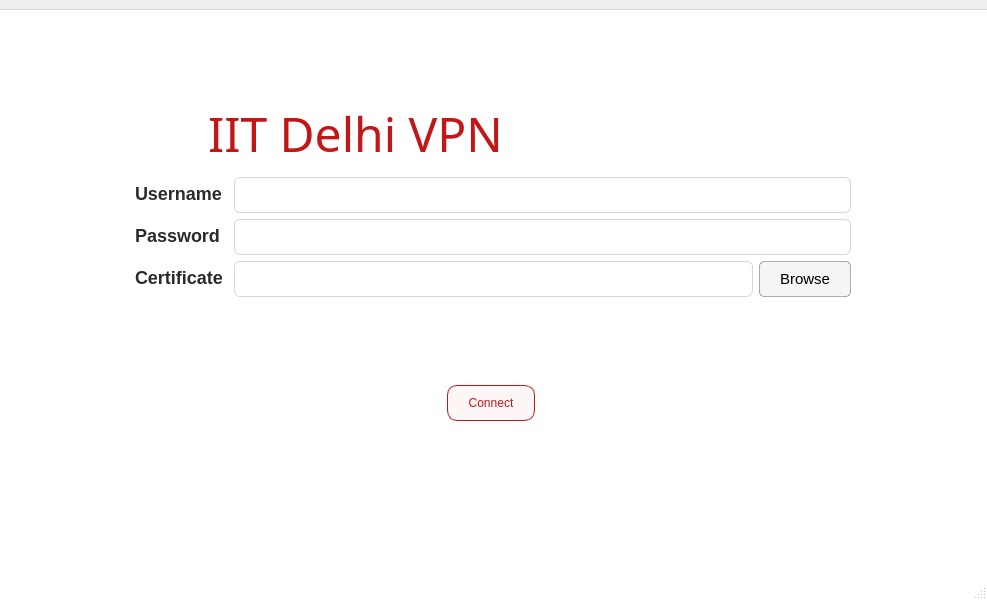
Above: forms/mainwindow.ui from AaryaTalgaonkar/openvpn3-gui before the change. Below: the same form after it.
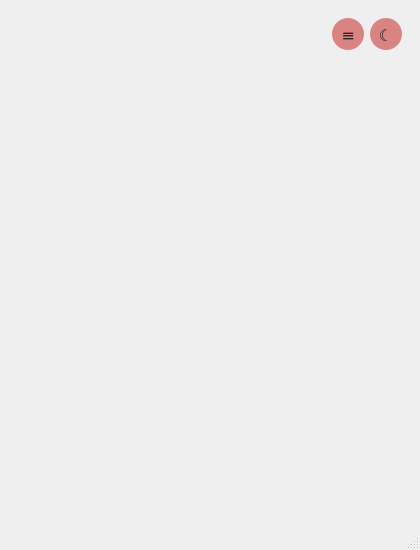
That is the form after the change. Icons and pictures are not drawn.

What changed in the file:
```diff
--- a/forms/mainwindow.ui
+++ b/forms/mainwindow.ui
@@ -6,14 +6,20 @@
    <rect>
     <x>0</x>
     <y>0</y>
-    <width>987</width>
-    <height>600</height>
+    <width>420</width>
+    <height>550</height>
    </rect>
   </property>
   <property name="minimumSize">
    <size>
-    <width>0</width>
-    <height>0</height>
+    <width>420</width>
+    <height>550</height>
+   </size>
+  </property>
+  <property name="maximumSize">
+   <size>
+    <width>420</width>
+    <height>550</height>
    </size>
   </property>
   <property name="font">
@@ -25,329 +31,132 @@
   <property name="windowTitle">
    <string>IIT Delhi VPN</string>
   </property>
-  <property name="styleSheet">
-   <string notr="true">QMainWindow {
-    background-color: #ffffff;
-    font-family: &quot;Titillium Web&quot;;
-    font-size: 7pt;
-}
-QLabel {
-    font-family: &quot;Titillium Web&quot;;
-    font-size: 18px;
-    font-weight: 500;
-    color: #2b2b2b;
-    padding-bottom: 4px;
-}
-QLineEdit {
-    font-family: &quot;Titillium Web&quot;;
-    font-size: 14px;
-    font-weight: 400;
-
-    color: #1a1a1a;
-    background-color: #ffffff;
-
-    border: 1px solid #d6d6d6;
-    border-radius: 6px;
-
-    padding: 8px 10px;
-
-    selection-background-color: #c21717;
-    selection-color: #ffffff;
-}
-
-QLineEdit:hover {
-    border: 1px solid #c21717;
-}
-
-/* Focus state */
-QLineEdit:focus {
-    border: 1.5px solid #c21717;
-    background-color: #ffffff;
-}
-
-/* Disabled state */
-QLineEdit:disabled {
-    background-color: #f4f4f4;
-    color: #9a9a9a;
-    border: 1px solid #e0e0e0;
-}
-QLineEdit[error=&quot;true&quot;] {
-    border: 1.5px solid #c21717;
-    background-color: #fdeaea;
-}</string>
-  </property>
   <widget class="QWidget" name="centralwidget">
-   <property name="styleSheet">
-    <string notr="true">background-color: rgb(255, 255, 255);</string>
-   </property>
-   <widget class="QWidget" name="layoutWidget">
-    <property name="geometry">
-     <rect>
-      <x>130</x>
-      <y>90</y>
-      <width>721</width>
-      <height>321</height>
-     </rect>
+   <layout class="QVBoxLayout" name="centralLayout">
+    <property name="leftMargin">
+     <number>18</number>
     </property>
-    <layout class="QVBoxLayout" name="verticalLayout">
-     <item>
-      <layout class="QHBoxLayout" name="horizontalLayout_2">
-       <item>
-        <widget class="QLabel" name="label_5">
-         <property name="sizePolicy">
-          <sizepolicy hsizetype="Fixed" vsizetype="Fixed">
-           <horstretch>0</horstretch>
-           <verstretch>0</verstretch>
-          </sizepolicy>
-         </property>
-         <property name="minimumSize">
-          <size>
-           <width>60</width>
-           <height>60</height>
-          </size>
-         </property>
-         <property name="maximumSize">
-          <size>
-           <width>60</width>
-           <height>60</height>
-          </size>
-         </property>
-         <property name="styleSheet">
-          <string notr="true"/>
-         </property>
-         <property name="text">
-          <string/>
-         </property>
-         <property name="pixmap">
-          <pixmap resource="resources.qrc">:/img/logo.png</pixmap>
-         </property>
-         <property name="scaledContents">
-          <bool>true</bool>
-         </property>
-         <property name="alignment">
-          <set>Qt::AlignmentFlag::AlignCenter</set>
-         </property>
-        </widget>
-       </item>
-       <item>
-        <widget class="QLabel" name="label">
-         <property name="font">
-          <font>
-           <family>Titillium Web</family>
-           <pointsize>36</pointsize>
-           <italic>false</italic>
-           <bold>false</bold>
-          </font>
-         </property>
-         <property name="styleSheet">
-          <string notr="true">color: rgb(194, 23, 23);
-font: 36pt ;</string>
-         </property>
-         <property name="text">
-          <string>IIT Delhi VPN</string>
-         </property>
-        </widget>
-       </item>
-      </layout>
-     </item>
-     <item>
-      <layout class="QVBoxLayout" name="verticalLayout_3">
-       <item>
-        <layout class="QVBoxLayout" name="verticalLayout_2">
-         <item>
-          <layout class="QFormLayout" name="formLayout">
-           <item row="0" column="0">
-            <widget class="QLabel" name="label_2">
-             <property name="styleSheet">
-              <string notr="true"/>
-             </property>
-             <property name="text">
-              <string>Username</string>
-             </property>
-             <property name="buddy">
-              <cstring>usernameEdit</cstring>
-             </property>
-            </widget>
-           </item>
-           <item row="0" column="1">
-            <widget class="QLineEdit" name="usernameEdit">
-             <property name="styleSheet">
-              <string notr="true"/>
-             </property>
-            </widget>
-           </item>
-           <item row="1" column="0">
-            <widget class="QLabel" name="label_3">
-             <property name="cursor">
-              <cursorShape>ArrowCursor</cursorShape>
-             </property>
-             <property name="styleSheet">
-              <string notr="true"/>
-             </property>
-             <property name="text">
-              <string>Password</string>
-             </property>
-             <property name="buddy">
-              <cstring>passwordEdit</cstring>
-             </property>
-            </widget>
-           </item>
-           <item row="1" column="1">
-            <widget class="QLineEdit" name="passwordEdit">
-             <property name="styleSheet">
-              <string notr="true"/>
-             </property>
-             <property name="echoMode">
-              <enum>QLineEdit::EchoMode::Password</enum>
-             </property>
-            </widget>
-           </item>
-           <item row="2" column="0">
-            <widget class="QLabel" name="label_4">
-             <property name="text">
-              <string>Certificate</string>
-             </property>
-            </widget>
-           </item>
-           <item row="2" column="1">
-            <layout class="QHBoxLayout" name="horizontalLayout">
-             <item>
-              <widget class="QLineEdit" name="ovpnPathEdit">
-               <property name="styleSheet">
-                <string notr="true"/>
-               </property>
-               <property name="readOnly">
-                <bool>true</bool>
-               </property>
-              </widget>
-             </item>
-             <item>
-              <widget class="QPushButton" name="browseOvpn">
-               <property name="cursor">
-                <cursorShape>PointingHandCursor</cursorShape>
-               </property>
-               <property name="styleSheet">
-                <string notr="true">QPushButton{
-color: rgb(0, 0, 0);
-background-color: rgba(0, 0, 0, 10);
-padding: 8px 20px;
-border: 1px solid  rgba(0, 0, 0, 80);
-border-radius: 5px;
-font: 11pt;
-}
-QPushButton:hover{
-background-color: rgba(0, 0, 0, 20);
-}</string>
-               </property>
-               <property name="text">
-                <string>Browse</string>
-               </property>
-              </widget>
-             </item>
-            </layout>
-           </item>
-          </layout>
-         </item>
-        </layout>
-       </item>
-       <item>
-        <spacer name="verticalSpacer">
-         <property name="orientation">
-          <enum>Qt::Orientation::Vertical</enum>
-         </property>
-         <property name="sizeHint" stdset="0">
-          <size>
-           <width>20</width>
-           <height>20</height>
-          </size>
-         </property>
-        </spacer>
-       </item>
-       <item>
-        <layout class="QHBoxLayout" name="horizontalLayout_4">
-         <item>
-          <spacer name="horizontalSpacer">
-           <property name="orientation">
-            <enum>Qt::Orientation::Horizontal</enum>
-           </property>
-           <property name="sizeHint" stdset="0">
-            <size>
-             <width>40</width>
-             <height>20</height>
-            </size>
-           </property>
-          </spacer>
-         </item>
-         <item>
-          <widget class="QPushButton" name="connectButton">
-           <property name="cursor">
-            <cursorShape>PointingHandCursor</cursorShape>
-           </property>
-           <property name="styleSheet">
-            <string notr="true">QPushButton {
-    font: 12pt &quot;Titillium Web&quot;;
-    background-color: rgba(194, 23, 23, 10);
-    color: rgb(194, 23, 23);
-    border: 1px solid #c21717;
-    border-radius: 10px;
-    padding: 10px 20px;
-}
-
-QPushButton:hover {
-	color: rgb(255,255,255);
-    background-color: rgba(194, 23, 23, 200);
-}
-</string>
-           </property>
-           <property name="text">
-            <string>Connect</string>
-           </property>
-           <property name="checkable">
-            <bool>true</bool>
-           </property>
-           <property name="checked">
-            <bool>true</bool>
-           </property>
-          </widget>
-         </item>
-         <item>
-          <spacer name="horizontalSpacer_2">
-           <property name="orientation">
-            <enum>Qt::Orientation::Horizontal</enum>
-           </property>
-           <property name="sizeHint" stdset="0">
-            <size>
-             <width>40</width>
-             <height>20</height>
-            </size>
-           </property>
-          </spacer>
-         </item>
-        </layout>
-       </item>
-      </layout>
-     </item>
-    </layout>
-   </widget>
-  </widget>
-  <widget class="QMenuBar" name="menubar">
-   <property name="geometry">
-    <rect>
-     <x>0</x>
-     <y>0</y>
-     <width>987</width>
-     <height>22</height>
-    </rect>
-   </property>
-   <property name="minimumSize">
-    <size>
-     <width>0</width>
-     <height>10</height>
-    </size>
-   </property>
-   <property name="defaultUp">
-    <bool>false</bool>
-   </property>
+    <property name="topMargin">
+     <number>18</number>
+    </property>
+    <property name="rightMargin">
+     <number>18</number>
+    </property>
+    <property name="bottomMargin">
+     <number>18</number>
+    </property>
+    <item>
+     <layout class="QHBoxLayout" name="topBarLayout">
+      <item>
+       <spacer name="topBarLeftSpacer">
+        <property name="orientation">
+         <enum>Qt::Orientation::Horizontal</enum>
+        </property>
+        <property name="sizeHint" stdset="0">
+         <size>
+          <width>20</width>
+          <height>20</height>
+         </size>
+        </property>
+       </spacer>
+      </item>
+      <item>
+       <spacer name="topBarMiddleSpacer">
+        <property name="orientation">
+         <enum>Qt::Orientation::Horizontal</enum>
+        </property>
+        <property name="sizeHint" stdset="0">
+         <size>
+          <width>0</width>
+          <height>0</height>
+         </size>
+        </property>
+       </spacer>
+      </item>
+      <item>
+       <widget class="QPushButton" name="logsButton">
+        <property name="minimumSize">
+         <size>
+          <width>32</width>
+          <height>32</height>
+         </size>
+        </property>
+        <property name="maximumSize">
+         <size>
+          <width>32</width>
+          <height>32</height>
+         </size>
+        </property>
+        <property name="cursor">
+         <cursorShape>PointingHandCursor</cursorShape>
+        </property>
+        <property name="toolTip">
+         <string>View connection logs</string>
+        </property>
+        <property name="styleSheet">
+         <string notr="true">QPushButton#logsButton {
+        border-radius: 16px;
+        background-color: rgba(194,23,23,0.5);
+        border: none;
+        color: #1f1f1f;
+        font-size: 16px;
+    }
+    QPushButton#logsButton:hover {
+        background-color: rgba(194,23,23,0.8);
+    }</string>
+        </property>
+        <property name="text">
+         <string>≡</string>
+        </property>
+       </widget>
+      </item>
+      <item>
+       <widget class="QPushButton" name="themeToggleButton">
+        <property name="minimumSize">
+         <size>
+          <width>32</width>
+          <height>32</height>
+         </size>
+        </property>
+        <property name="maximumSize">
+         <size>
+          <width>32</width>
+          <height>32</height>
+         </size>
+        </property>
+        <property name="cursor">
+         <cursorShape>PointingHandCursor</cursorShape>
+        </property>
+        <property name="toolTip">
+         <string>Toggle dark/light theme</string>
+        </property>
+        <property name="styleSheet">
+         <string notr="true">QPushButton#themeToggleButton {
+        border-radius: 16px;
+        background-color: rgba(194,23,23,0.5);
+        border: none;
+        color: #1f1f1f;
+        font-size: 16px;
+    }
+    QPushButton#themeToggleButton:hover {
+        background-color: rgba(194,23,23,0.8);
+    }</string>
+        </property>
+        <property name="text">
+         <string>☾</string>
+        </property>
+       </widget>
+      </item>
+     </layout>
+    </item>
+    <item>
+     <widget class="QStackedWidget" name="screenStack">
+    <widget class="QWidget" name="downloadPage"/>
+    <widget class="QWidget" name="connectPage"/>
+    <widget class="QWidget" name="disconnectPage"/>
+     </widget>
+    </item>
+   </layout>
   </widget>
   <widget class="QStatusBar" name="statusbar"/>
  </widget>
```
Left out of the diff: 4 changed lines with no effect on the pictures.
